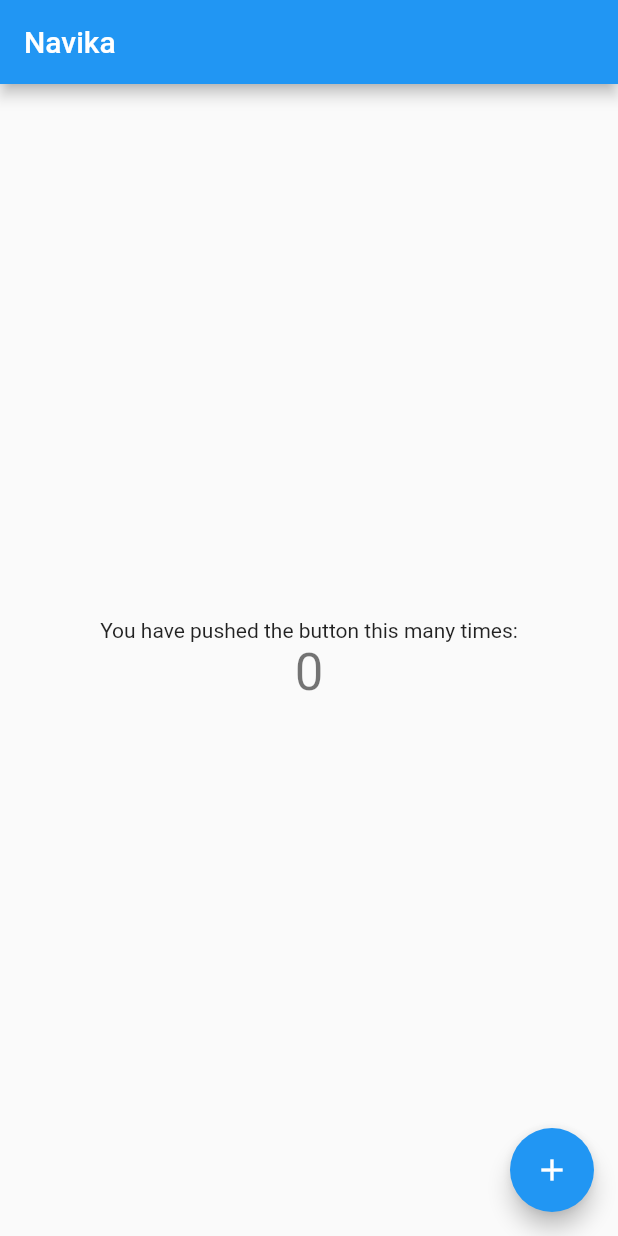
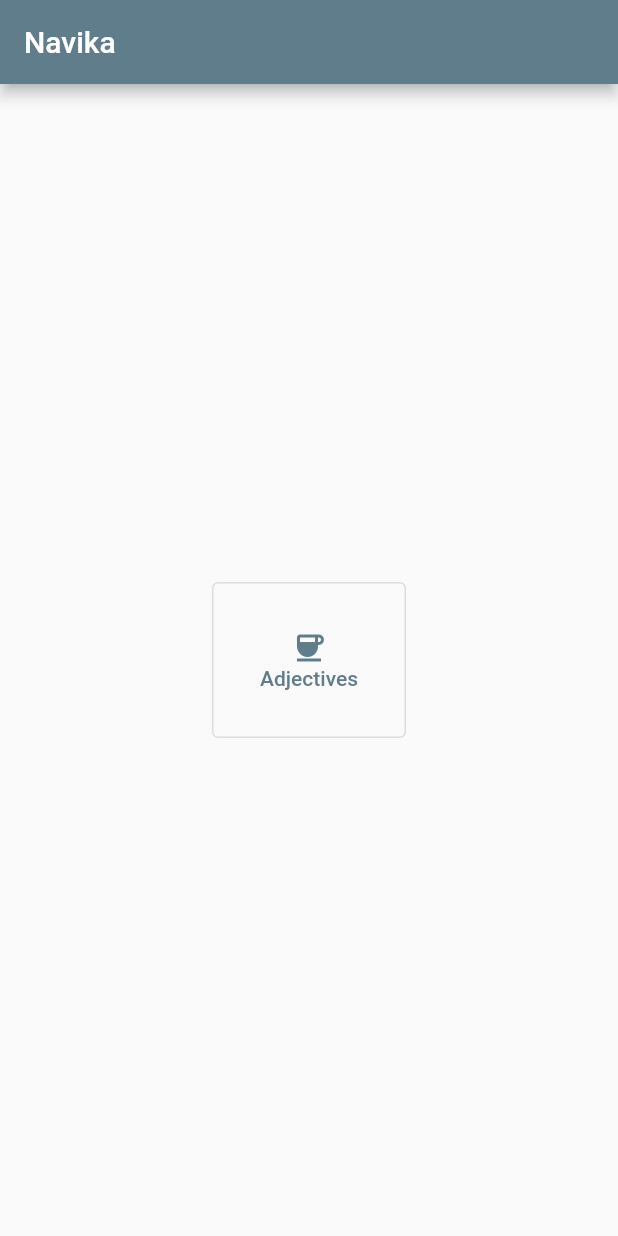
Before and after one commit to nel-sam/navika, a Flutter app: the screen it shows after launch, on a phone screen of 412 x 824 dp. Run offline on Flutter 3.47's test engine with Material 2 defaults, Android fonts, the phone set to English and light mode, and no system bars; generated files the repository leaves out were written again.

Commit message:
WIP checkin

```diff
--- a/lib/l10n/intl_en.arb
+++ b/lib/l10n/intl_en.arb
@@ -1,3 +1,4 @@
 {
-    "appTitle": "Navika"
+    "appTitle": "Navika",
+    "adjectives": "Adjectives"
 }
--- /dev/null
+++ b/lib/lang_data/words.dart
@@ -0,0 +1,5 @@
+import 'package:navika/models/Word.dart';
+
+final List<Word> WordBank = [
+  Word(nomativ: "", akusativ: "", lokativ: ""),
+];
--- a/lib/main.dart
+++ b/lib/main.dart
@@ -1,6 +1,7 @@
 import 'package:flutter/material.dart';
 import 'package:flutter_gen/gen_l10n/app_localizations.dart';
 import 'package:flutter_localizations/flutter_localizations.dart';
+import 'package:navika/widgets/exercise-selection/exercise-selection.dart';
 
 void main() {
   runApp(MyApp());
@@ -23,7 +24,7 @@ class MyApp extends StatelessWidget {
         const Locale('es', ''),
       ],
       theme: ThemeData(
-        primarySwatch: Colors.blue,
+        primarySwatch: Colors.blueGrey,
       ),
       home: MyHomePage(title: 'Navika'),
     );
@@ -39,14 +40,6 @@ class MyHomePage extends StatefulWidget {
 }
 
 class _MyHomePageState extends State<MyHomePage> {
-  int _counter = 0;
-
-  void _incrementCounter() {
-    setState(() {
-      _counter++;
-    });
-  }
-
   @override
   Widget build(BuildContext context) {
     return Scaffold(
@@ -56,21 +49,8 @@ class _MyHomePageState extends State<MyHomePage> {
       body: Center(
         child: Column(
           mainAxisAlignment: MainAxisAlignment.center,
-          children: <Widget>[
-            Text(
-              'You have pushed the button this many times:',
-            ),
-            Text(
-              '$_counter',
-              style: Theme.of(context).textTheme.headline4,
-            ),
-          ],
+          children: <Widget>[ExerciseSelection()],
         ),
-      ),
-      floatingActionButton: FloatingActionButton(
-        onPressed: _incrementCounter,
-        tooltip: 'Increment',
-        child: Icon(Icons.add),
       ),
     );
   }
--- /dev/null
+++ b/lib/widgets/exercise-selection/exercise-selection.dart
@@ -0,0 +1,35 @@
+import 'package:flutter/material.dart';
+import 'package:flutter_gen/gen_l10n/app_localizations.dart';
+import 'package:navika/widgets/adjectives/adjectives.dart';
+
+class ExerciseSelection extends StatefulWidget {
+  @override
+  _ExerciseSelectionState createState() => _ExerciseSelectionState();
+}
+
+class _ExerciseSelectionState extends State<ExerciseSelection> {
+  @override
+  Widget build(BuildContext context) {
+    final buttonStyle = OutlinedButton.styleFrom(padding: EdgeInsets.all(32.0));
+
+    return Column(
+      children: [
+        OutlinedButton(
+          onPressed: () {
+            Navigator.push(
+              context,
+              MaterialPageRoute(builder: (context) => AdjectivesExercise()),
+            );
+          },
+          style: buttonStyle,
+          child: Column(
+            children: [
+              Icon(Icons.coffee),
+              Text(AppLocalizations.of(context)!.adjectives),
+            ],
+          ),
+        )
+      ],
+    );
+  }
+}
```
Also changed, not shown: lib/models/Word.dart (added, +11 -0 lines), lib/widgets/adjectives/adjectives.dart (added, +13 -0 lines), lib/generated/intl/messages_en.dart, lib/generated/l10n.dart, 2 other files.
